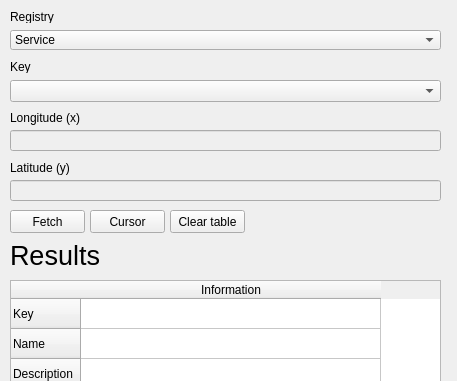
Old version of the form GeoContextQGISPlugin_dockwidget_base.ui in the repository kartoza/GeoContextQGISPlugin; both pictures show x 0 to 457 and y 0 to 381 of the 457 by 678 pixel window.
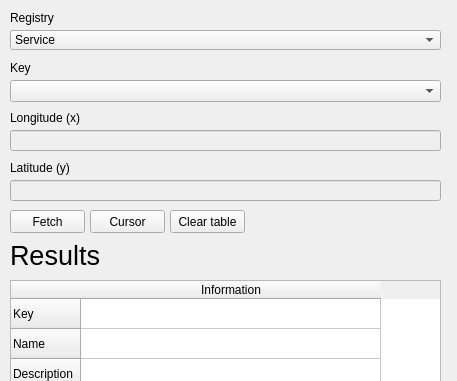
New version of the form. Custom widgets are drawn as their Qt base class.

Patch:
```diff
--- a/GeoContextQGISPlugin_dockwidget_base.ui
+++ b/GeoContextQGISPlugin_dockwidget_base.ui
@@ -54,8 +54,8 @@
      <rect>
       <x>10</x>
       <y>10</y>
-      <width>47</width>
-      <height>13</height>
+      <width>151</width>
+      <height>16</height>
      </rect>
     </property>
     <property name="text">
@@ -67,8 +67,8 @@
      <rect>
       <x>10</x>
       <y>60</y>
-      <width>47</width>
-      <height>13</height>
+      <width>151</width>
+      <height>16</height>
      </rect>
     </property>
     <property name="text">
@@ -118,7 +118,7 @@
      <rect>
       <x>10</x>
       <y>110</y>
-      <width>91</width>
+      <width>201</width>
       <height>16</height>
      </rect>
     </property>
@@ -131,7 +131,7 @@
      <rect>
       <x>10</x>
       <y>160</y>
-      <width>61</width>
+      <width>191</width>
       <height>16</height>
      </rect>
     </property>
@@ -227,7 +227,7 @@
      <rect>
       <x>10</x>
       <y>240</y>
-      <width>91</width>
+      <width>311</width>
       <height>31</height>
      </rect>
     </property>
```
